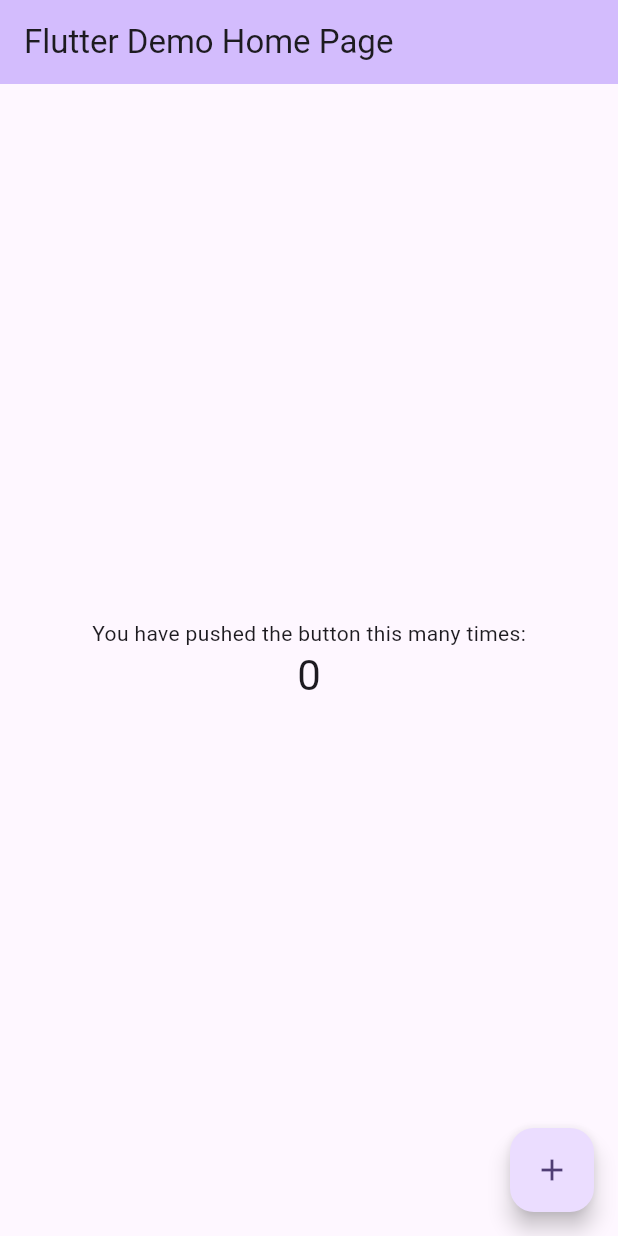
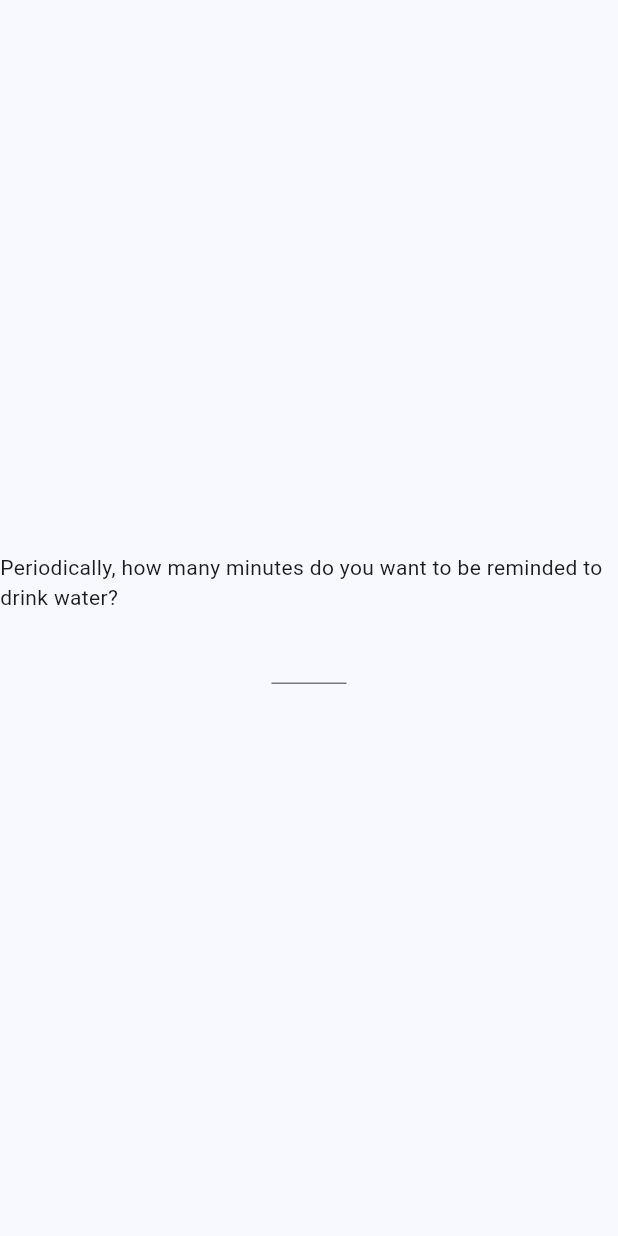
Before and after one commit to ProfessorAtomicManiac/Deep, a Flutter app: the screen it shows after launch, on a phone screen of 412 x 824 dp. Run offline on Flutter 3.47's test engine with Material 3 defaults, Android fonts, the light colour scheme and no system bars.

Commit message:
crappy ui for water settings page

```diff
--- a/lib/main.dart
+++ b/lib/main.dart
@@ -11,115 +11,35 @@
   @override
   Widget build(BuildContext context) {
     return MaterialApp(
-      title: 'Flutter Demo',
+      title: 'drink',
       theme: ThemeData(
-        // This is the theme of your application.
-        //
-        // TRY THIS: Try running your application with "flutter run". You'll see
-        // the application has a purple toolbar. Then, without quitting the app,
-        // try changing the seedColor in the colorScheme below to Colors.green
-        // and then invoke "hot reload" (save your changes or press the "hot
-        // reload" button in a Flutter-supported IDE, or press "r" if you used
-        // the command line to start the app).
-        //
-        // Notice that the counter didn't reset back to zero; the application
-        // state is not lost during the reload. To reset the state, use hot
-        // restart instead.
-        //
-        // This works for code too, not just values: Most code changes can be
-        // tested with just a hot reload.
-        colorScheme: ColorScheme.fromSeed(seedColor: Colors.deepPurple),
+        colorScheme: ColorScheme.fromSeed(seedColor: Colors.blue),
         useMaterial3: true,
       ),
-      home: const MyHomePage(title: 'Flutter Demo Home Page'),
+      home: const WaterSettingsPage()//const WaterSettingsPage(),
     );
   }
 }
 
-class MyHomePage extends StatefulWidget {
-  const MyHomePage({super.key, required this.title});
-
-  // This widget is the home page of your application. It is stateful, meaning
-  // that it has a State object (defined below) that contains fields that affect
-  // how it looks.
-
-  // This class is the configuration for the state. It holds the values (in this
-  // case the title) provided by the parent (in this case the App widget) and
-  // used by the build method of the State. Fields in a Widget subclass are
-  // always marked "final".
-
-  final String title;
-
-  @override
-  State<MyHomePage> createState() => _MyHomePageState();
-}
-
-class _MyHomePageState extends State<MyHomePage> {
-  int _counter = 0;
-
-  void _incrementCounter() {
-    setState(() {
-      // This call to setState tells the Flutter framework that something has
-      // changed in this State, which causes it to rerun the build method below
-      // so that the display can reflect the updated values. If we changed
-      // _counter without calling setState(), then the build method would not be
-      // called again, and so nothing would appear to happen.
-      _counter++;
-    });
-  }
+class WaterSettingsPage extends StatelessWidget {
+  const WaterSettingsPage({super.key});
 
   @override
   Widget build(BuildContext context) {
-    // This method is rerun every time setState is called, for instance as done
-    // by the _incrementCounter method above.
-    //
-    // The Flutter framework has been optimized to make rerunning build methods
-    // fast, so that you can just rebuild anything that needs updating rather
-    // than having to individually change instances of widgets.
-    return Scaffold(
-      appBar: AppBar(
-        // TRY THIS: Try changing the color here to a specific color (to
-        // Colors.amber, perhaps?) and trigger a hot reload to see the AppBar
-        // change color while the other colors stay the same.
-        backgroundColor: Theme.of(context).colorScheme.inversePrimary,
-        // Here we take the value from the MyHomePage object that was created by
-        // the App.build method, and use it to set our appbar title.
-        title: Text(widget.title),
-      ),
+    return const Scaffold(
       body: Center(
-        // Center is a layout widget. It takes a single child and positions it
-        // in the middle of the parent.
         child: Column(
-          // Column is also a layout widget. It takes a list of children and
-          // arranges them vertically. By default, it sizes itself to fit its
-          // children horizontally, and tries to be as tall as its parent.
-          //
-          // Column has various properties to control how it sizes itself and
-          // how it positions its children. Here we use mainAxisAlignment to
-          // center the children vertically; the main axis here is the vertical
-          // axis because Columns are vertical (the cross axis would be
-          // horizontal).
-          //
-          // TRY THIS: Invoke "debug painting" (choose the "Toggle Debug Paint"
-          // action in the IDE, or press "p" in the console), to see the
-          // wireframe for each widget.
-          mainAxisAlignment: MainAxisAlignment.center,
-          children: <Widget>[
-            const Text(
-              'You have pushed the button this many times:',
-            ),
-            Text(
-              '$_counter',
-              style: Theme.of(context).textTheme.headlineMedium,
+          mainAxisSize: MainAxisSize.min,
+          children: [
+            Text("Periodically, how many minutes do you want to be reminded to drink water?"),
+            SizedBox(
+              width: 50,
+              child: TextField()
             ),
           ],
         ),
       ),
-      floatingActionButton: FloatingActionButton(
-        onPressed: _incrementCounter,
-        tooltip: 'Increment',
-        child: const Icon(Icons.add),
-      ), // This trailing comma makes auto-formatting nicer for build methods.
     );
   }
+
 }
```
